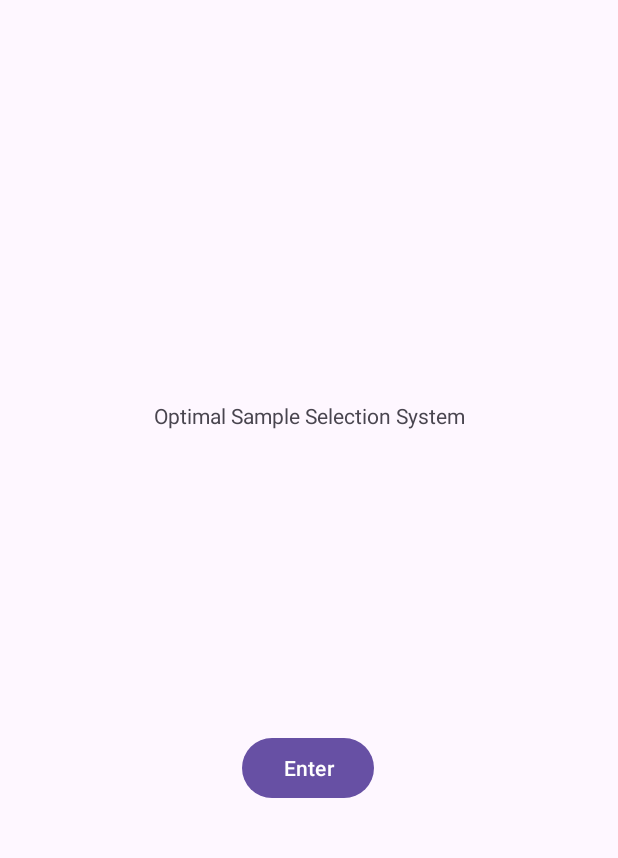
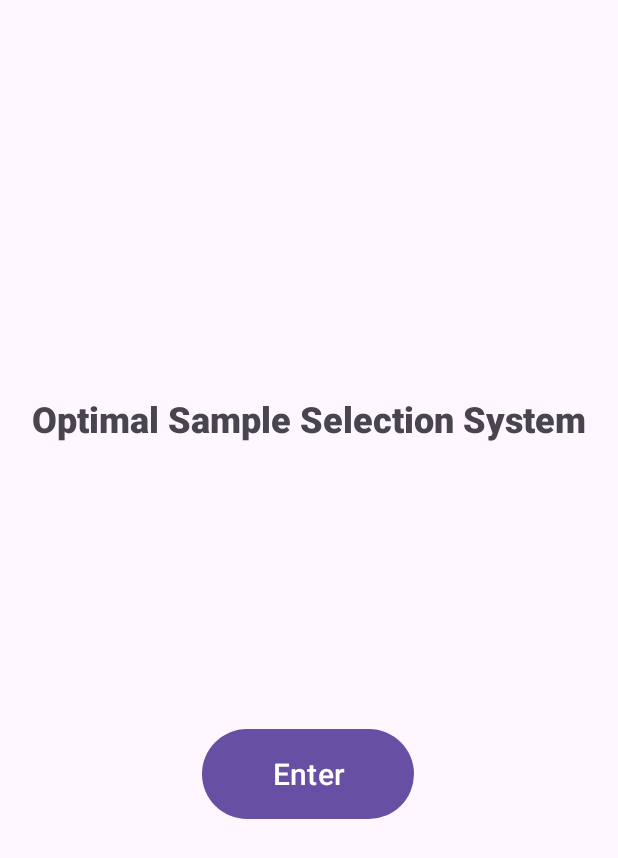
Before and after one commit to YemaoLuo/AIApplication, an Android app: the screen it shows after launch (MainActivity), on a phone screen of 412 x 824 dp. Shown: the top 858 px of the screen. Run offline under Robolectric (Android 15) with nearby library versions, the phone set to English and light mode, and no system bars.

Commit message:
except history

```diff
--- a/app/src/main/AndroidManifest.xml
+++ b/app/src/main/AndroidManifest.xml
@@ -17,7 +17,8 @@
             android:exported="false" />
         <activity
             android:name=".RunActivity"
-            android:exported="false" />
+            android:exported="false"
+            android:windowSoftInputMode="adjustPan" />
         <activity
             android:name=".MainActivity"
             android:exported="true">
--- a/app/src/main/res/layout/activity_main.xml
+++ b/app/src/main/res/layout/activity_main.xml
@@ -10,7 +10,9 @@
         android:id="@+id/textView"
         android:layout_width="wrap_content"
         android:layout_height="wrap_content"
+        android:fontFamily="sans-serif-black"
         android:text="Optimal Sample Selection System"
+        android:textSize="24sp"
         app:layout_constraintBottom_toBottomOf="parent"
         app:layout_constraintEnd_toEndOf="parent"
         app:layout_constraintStart_toStartOf="parent"
@@ -19,13 +21,14 @@
 
     <Button
         android:id="@+id/enterBtn"
-        android:layout_width="wrap_content"
-        android:layout_height="wrap_content"
+        android:layout_width="141dp"
+        android:layout_height="68dp"
         android:layout_marginStart="160dp"
         android:layout_marginTop="170dp"
         android:layout_marginEnd="161dp"
         android:layout_marginBottom="257dp"
         android:text="Enter"
+        android:textSize="20sp"
         app:layout_constraintBottom_toBottomOf="parent"
         app:layout_constraintEnd_toEndOf="parent"
         app:layout_constraintStart_toStartOf="parent"
--- a/app/src/main/res/layout/activity_run.xml
+++ b/app/src/main/res/layout/activity_run.xml
@@ -14,7 +14,9 @@
         android:layout_marginStart="100dp"
         android:layout_marginTop="36dp"
         android:layout_marginEnd="100dp"
+        android:fontFamily="sans-serif-black"
         android:text="Optimal Sample Selection System"
+        android:textSize="20sp"
         app:layout_constraintEnd_toEndOf="parent"
         app:layout_constraintStart_toStartOf="parent"
         app:layout_constraintTop_toTopOf="parent" />
```
